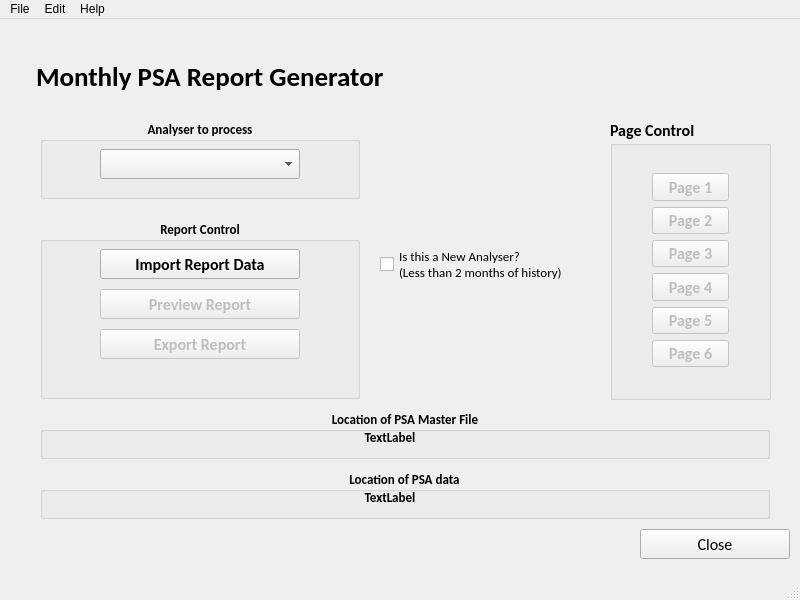
Before: the Qt Designer form PSA_Home_Cal.ui in LintonRitchie/Scantech_Monthly_PSA_Report, drawn with Qt 5.
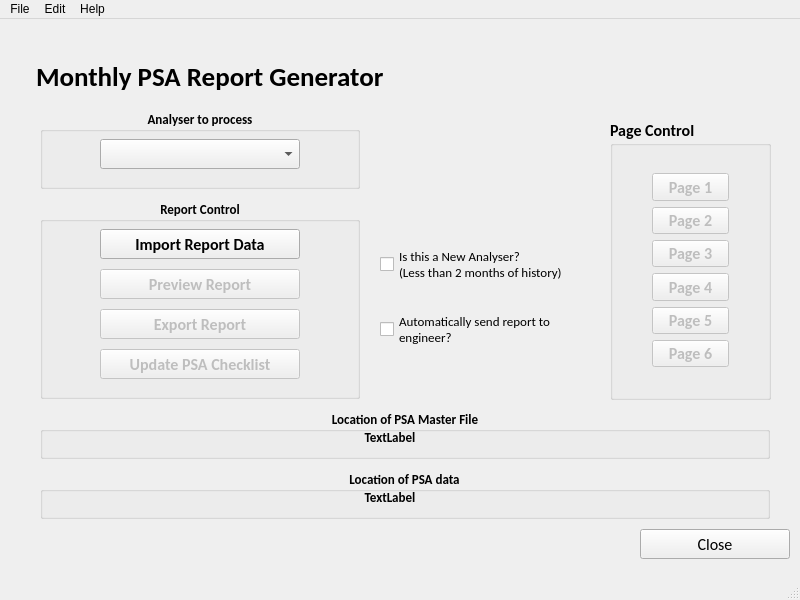
After: the same form once the commit is applied. Icons and pictures are not drawn.

```diff
--- a/PSA_Home_Cal.ui
+++ b/PSA_Home_Cal.ui
@@ -176,9 +176,9 @@
     <property name="geometry">
      <rect>
       <x>40</x>
-      <y>200</y>
+      <y>180</y>
       <width>320</width>
-      <height>180</height>
+      <height>200</height>
      </rect>
     </property>
     <property name="font">
@@ -258,6 +258,28 @@
       <string>Export Report</string>
      </property>
     </widget>
+    <widget class="QPushButton" name="UpdateChecklistPB">
+     <property name="enabled">
+      <bool>false</bool>
+     </property>
+     <property name="geometry">
+      <rect>
+       <x>60</x>
+       <y>150</y>
+       <width>200</width>
+       <height>30</height>
+      </rect>
+     </property>
+     <property name="font">
+      <font>
+       <family>Calibri</family>
+       <pointsize>12</pointsize>
+      </font>
+     </property>
+     <property name="text">
+      <string>Update PSA Checklist</string>
+     </property>
+    </widget>
    </widget>
    <widget class="QGroupBox" name="groupBox_3">
     <property name="geometry">
@@ -303,7 +325,7 @@
     <property name="geometry">
      <rect>
       <x>40</x>
-      <y>100</y>
+      <y>90</y>
       <width>320</width>
       <height>80</height>
      </rect>
@@ -396,6 +418,29 @@
 (Less than 2 months of history)</string>
     </property>
    </widget>
+   <widget class="QCheckBox" name="AutoSendReport">
+    <property name="geometry">
+     <rect>
+      <x>380</x>
+      <y>290</y>
+      <width>200</width>
+      <height>40</height>
+     </rect>
+    </property>
+    <property name="font">
+     <font>
+      <family>Calibri</family>
+      <pointsize>10</pointsize>
+     </font>
+    </property>
+    <property name="layoutDirection">
+     <enum>Qt::LeftToRight</enum>
+    </property>
+    <property name="text">
+     <string>Automatically send report to 
+engineer?</string>
+    </property>
+   </widget>
   </widget>
   <widget class="QMenuBar" name="menubar">
    <property name="geometry">
```
